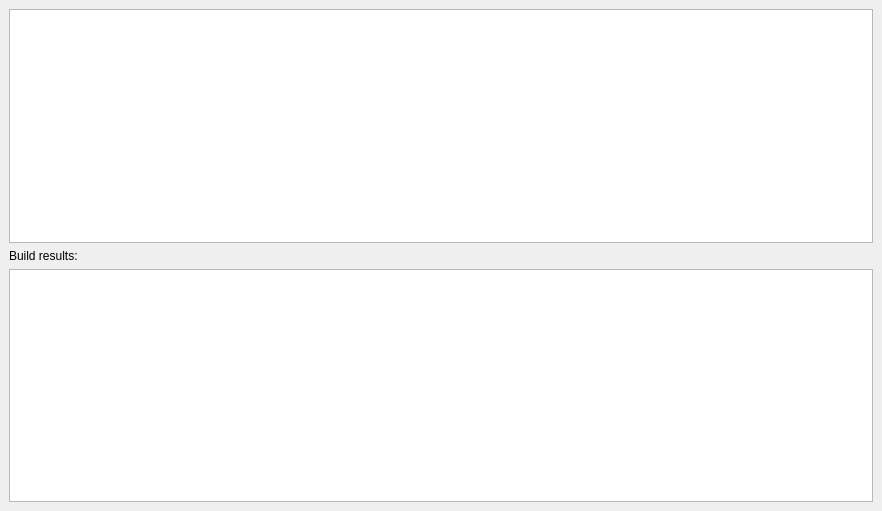
First picture: the form in gui_client/ShaderEditorDialog.ui, repository shipilovden/substrata-metasiberia, before the edit.
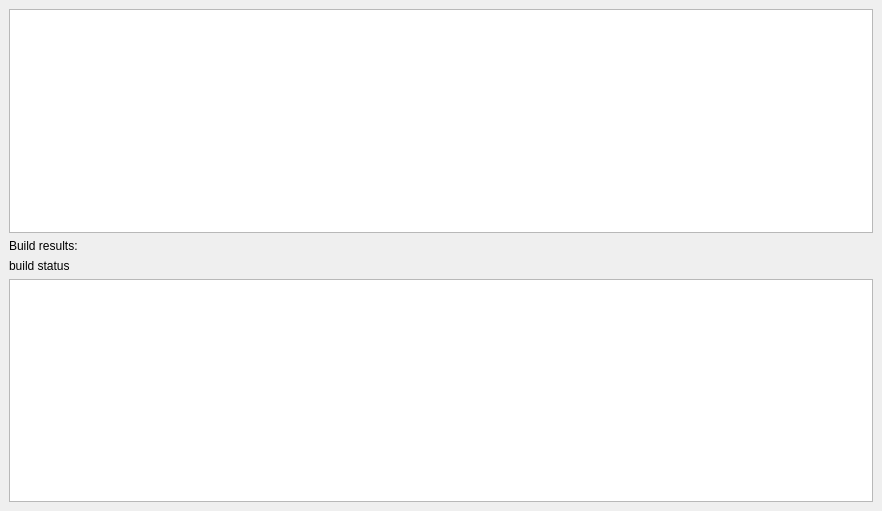
Second picture: the form after the edit.

Commit message: Added a little green/red rectangle to indicate build status in ShaderEditorDialog. Bumped protocol version. Disabled Indigo View for now until it builds properly.

```diff
--- a/gui_client/ShaderEditorDialog.ui
+++ b/gui_client/ShaderEditorDialog.ui
@@ -44,6 +44,13 @@
       </property>
      </widget>
     </item>
+    <item>
+     <widget class="QLabel" name="buildStatusLabel">
+      <property name="text">
+       <string>build status</string>
+      </property>
+     </widget>
+    </item>
     <item>
      <widget class="QTextEdit" name="outputTextEdit">
       <property name="font">
```
The commit also changes 5 other files.
